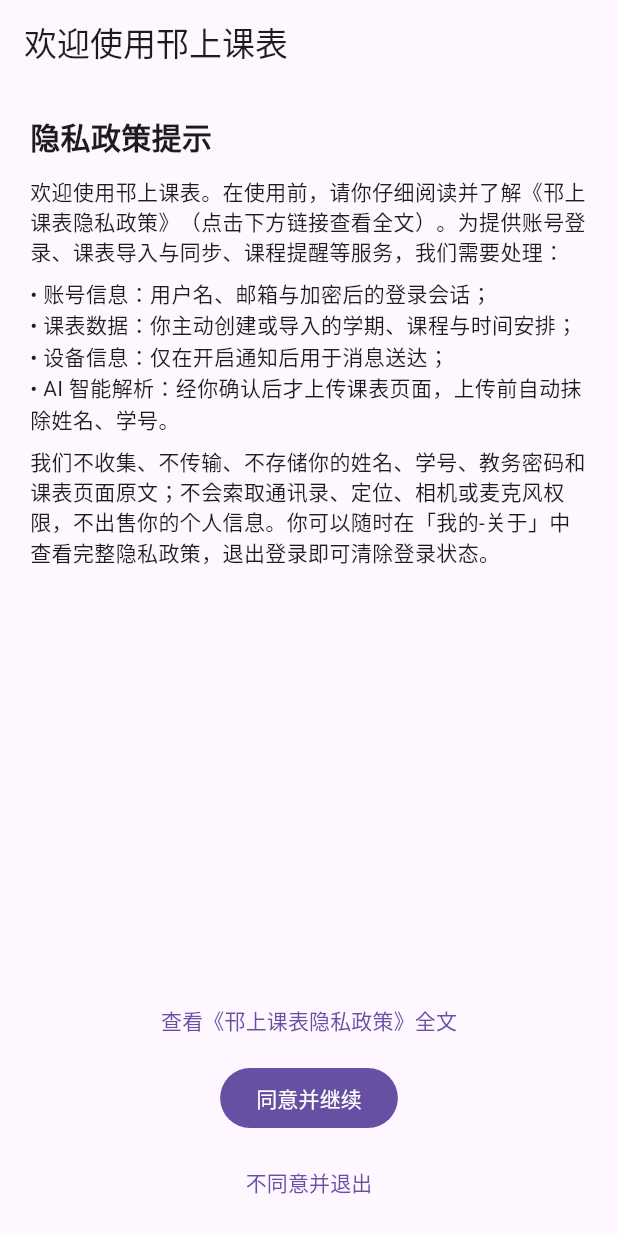
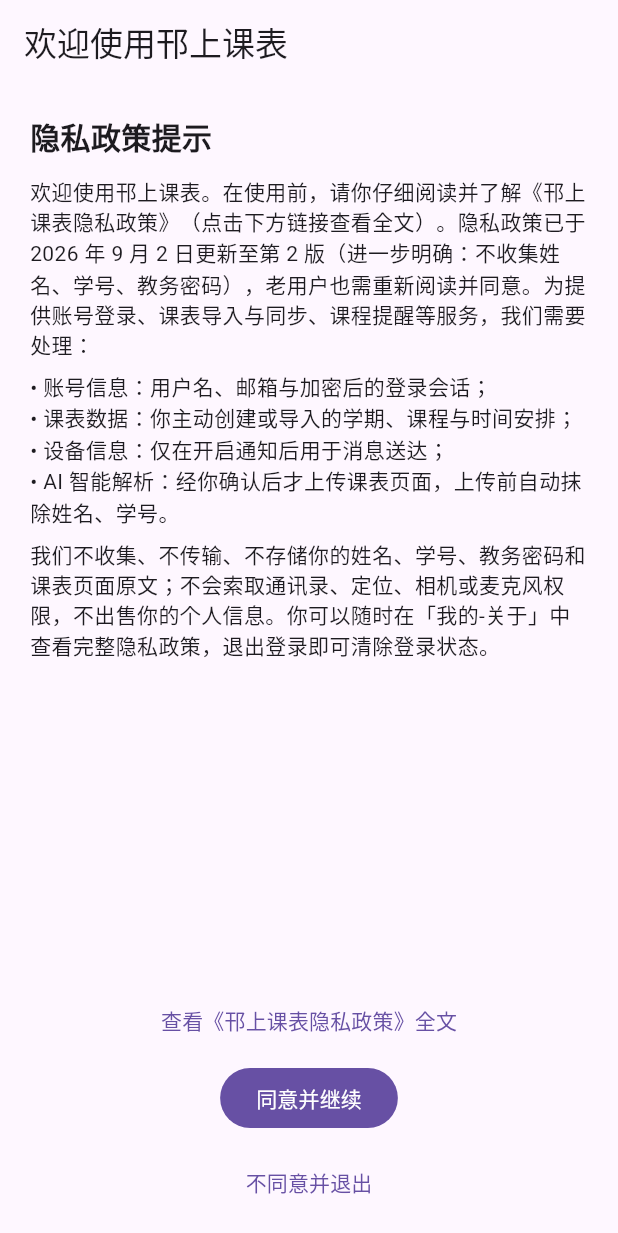
Before and after one commit to YZUSeanYan/hanshang-schedule, a Flutter app: the _PrivacyGateScaffold screen opened directly, on a phone screen of 412 x 824 dp. Shown: the top 1233 px of the screen. Run offline on Flutter 3.47's test engine with Material 3 defaults, Android fonts, the phone set to English and light mode, and no system bars; our stand-ins replace device_info_plus, dio, drift, drift_flutter, flutter_local_notifications, flutter_riverpod and 5 more; missing offline and left inert: flutter_inappwebview, home_widget; accounts and stored records are empty; generated files the repository leaves out were written again; network calls fail.

Commit message:
隐私政策第 2 版：技术细节披露 + 全平台强制重新同意 + 联系方式变更
- 政策全文补充技术实现细节（bcrypt 密码哈希、HttpOnly Cookie、AI 解析三重脱敏规则、410 接口下线事实、权限清单、境内存储）
- 联系邮箱 admin@hanshang.seanyan.store → z40681992@163.com
- consent key 升级为 privacy_consented_at_v2：存量用户启动时重新弹窗同意；门禁摘要与政策更新节说明第 2 版原因
- privacy_gate_test 更新：v1 记录失效需重新同意

```diff
--- a/app/lib/features/privacy/data/privacy_consent.dart
+++ b/app/lib/features/privacy/data/privacy_consent.dart
@@ -2,8 +2,12 @@
 import 'package:shared_preferences/shared_preferences.dart';
 
 /// 隐私政策同意状态（金标联盟/应用商店合规：首次启动必须先经用户同意）。
+///
+/// key 带版本号：政策重大更新时递增，存量用户下次启动会重新弹窗同意。
+/// v1 = 2026-08-13 首版；v2 = 2026-09-02 第 2 版（新增「我们不收集的信息」红线、
+/// AI 解析脱敏细节、联系方式变更）。
 class PrivacyConsent {
-  static const _key = 'privacy_consented_at';
+  static const _key = 'privacy_consented_at_v2';
 
   Future<bool> hasConsented() async {
     final prefs = await SharedPreferences.getInstance();
--- a/app/lib/features/privacy/presentation/privacy_gate_view.dart
+++ b/app/lib/features/privacy/presentation/privacy_gate_view.dart
@@ -80,6 +80,9 @@
                       Text(
                         '欢迎使用邗上课表。在使用前，请你仔细阅读并了解'
                         '《邗上课表隐私政策》（点击下方链接查看全文）。'
+                        '隐私政策已于 2026 年 9 月 2 日更新至第 2 版'
+                        '（进一步明确：不收集姓名、学号、教务密码），'
+                        '老用户也需重新阅读并同意。'
                         '为提供账号登录、课表导入与同步、课程提醒等服务，我们需要处理：',
                       ),
                       SizedBox(height: 8),
--- a/app/lib/features/privacy/presentation/privacy_policy_page.dart
+++ b/app/lib/features/privacy/presentation/privacy_policy_page.dart
@@ -1,45 +1,64 @@
 import 'package:flutter/material.dart';
 
-/// 隐私政策全文页（内容与网页版保持一致，生效日期 2026-09-02）。
+/// 隐私政策全文页（内容与网页版保持一致，生效日期 2026-09-02，第 2 版）。
 class PrivacyPolicyPage extends StatelessWidget {
   const PrivacyPolicyPage({super.key});
 
   @override
   Widget build(BuildContext context) {
     const sections = <(String, String)>[
-      ('生效日期', '2026 年 9 月 2 日'),
+      ('生效日期', '2026 年 9 月 2 日（第 2 版）'),
       (
         '我们处理的信息',
         '为提供账号登录、课表导入与同步、课程提醒、账户通知和安全保障，'
-            '我们处理用户名、邮箱、加密会话以及你主动创建或导入的学期、课程与时间安排。'
+            '我们处理以下信息：\n'
+            '• 账号信息：用户名、邮箱（用于登录与找回密码）。登录密码只以 bcrypt '
+            '不可逆哈希形式存储，包括管理员在内的任何人都无法得知你的明文密码；\n'
+            '• 课表数据：你主动创建或导入的学期、课程与时间安排，'
+            '存储于服务器用于多设备同步与口令分享；\n'
+            '• 会话凭证：登录刷新令牌。App 内存放于系统安全存储，'
+            '网页版使用 Secure + HttpOnly Cookie，页面脚本无法读取。'
       ),
       (
         '我们不收集的信息',
-        '我们不收集、不传输、不存储你的姓名、学号、教务系统账号密码和课表页面原文。'
-            '课表导入在你的设备上本地完成；你在 App 或网页内登录学校系统时，'
-            '账号密码只存在于你的设备与学校系统之间——我们的服务器没有接收这类信息的接口。'
+        '我们不收集、不传输、不存储你的姓名、学号、教务系统账号密码和课表页面原文。\n'
+            '技术上如何实现：课表导入在你的设备上本地完成——你在 App 或网页内登录'
+            '学校系统时，账号密码只经过你的设备与学校系统服务器。我们的服务器上'
+            '不存在任何接收教务密码的接口：内测期间的凭据同步与服务器代抓接口已于 '
+            '2026 年 9 月 2 日永久下线，相关请求会被直接拒绝（410）且不读取请求内容。'
       ),
       (
         'AI 智能解析',
-        '使用「AI 智能解析」时，经你明确确认后，当前课表页面的内容会先在设备上'
-            '自动抹除姓名、学号等身份信息，再上传到我们的服务器；服务器收到后立即再次脱敏，'
-            '清洗出课程结构后交由第三方大模型（小米 MiMo）解析一次，'
-            '解析完成即丢弃——不写入数据库、不写入日志、不用于任何其他目的。'
+        '仅在你在导入失败页主动点击「试试 AI 智能解析」并确认后触发，'
+            '每用户每天限 10 次。\n'
+            '• 设备端脱敏（上传前执行）：① 抹除 JSON 数据中的身份字段'
+            '（xm、xh、学号、证件号等常见键名，不影响课程名）；'
+            '② 抹除「姓名/学号/证件号：值」形式的文本；'
+            '③ 抹除 9 位及以上纯数字串（学号、手机号、身份证号）；\n'
+            '• 服务端收到后立即用同一套规则再次脱敏，随后只提取课程表格结构'
+            '（约 5KB），交由第三方大模型（小米 MiMo）解析一次；\n'
+            '• 不留存：页面原文与清洗结果不写入数据库、不写入日志，'
+            '解析完成即从内存丢弃；服务器日志只记录请求大小与耗时等元数据。\n'
             '不使用该功能则不会有任何页面上传。'
       ),
       (
         '通知与第三方 SDK',
-        '仅在您明确同意并授予通知权限后启用提醒与推送；Android 应用同意后将使用'
-            '杭州阿里云智能科技有限公司提供的 EMAS 移动推送 SDK。'
-            'SDK 可能按其个人信息处理规则处理设备标识、应用信息、网络信息及推送日志。'
-            '拒绝通知不影响基本功能。'
+        '仅在你明确同意并授予通知权限后启用提醒与推送：Android 应用将使用'
+            '杭州阿里云智能科技有限公司提供的 EMAS 移动推送 SDK，'
+            'SDK 可能按其个人信息处理规则处理设备标识、应用信息、网络信息及推送日志；'
+            '网页版使用浏览器 Web Push。拒绝通知不影响基本功能。'
       ),
       (
-        '权限、保存和共享',
-        '网络权限用于登录与同步，通知权限用于课程和账户消息。'
-            '我们不会索取通讯录、定位、相机或麦克风权限。'
-            '数据仅在实现功能和安全审计所需期限内保存，不出售个人信息；'
-            '除云服务基础设施及依法要求外，不向无关第三方共享。'
+        '权限清单',
+        'App 仅申请三项权限：网络（登录与同步）、通知（课前提醒，Android 13 起需你授权）、'
+            '开机自启接收器（重启手机后恢复本地的课前提醒闹钟）。'
+            '我们不索取通讯录、定位、相机、麦克风或蓝牙权限。'
+      ),
+      (
+        '存储、共享与期限',
+        '数据存储于境内的阿里云服务器，仅在实现功能和安全审计所需期限内保存。'
+            '不出售个人信息；除上述云服务基础设施（阿里云、小米 MiMo，范围以本政策为限）'
+            '及依法要求外，不向任何第三方共享。'
       ),
       (
         '激励视频广告',
@@ -50,9 +69,14 @@
       ),
       (
         '你的权利',
-        '你可以退出登录、关闭通知，并通过 admin@hanshang.seanyan.store 联系管理员'
+        '你可以退出登录、关闭通知，并通过 z40681992@163.com 联系管理员'
             '查询、更正或删除账号及云端数据。注销后依法需保留的安全日志除外，'
             '其余关联数据会删除。'
+      ),
+      (
+        '政策更新',
+        '本政策发生重大变化时，将通过 App 内提示、网站公告或推送告知，'
+            '并可能要求你重新阅读并同意（例如本次第 2 版更新）。'
       ),
     ];
 
--- a/app/lib/features/profile/presentation/about_page.dart
+++ b/app/lib/features/profile/presentation/about_page.dart
@@ -197,21 +197,21 @@
                 child: const ExpansionTile(
                   leading: Icon(Icons.privacy_tip_outlined),
                   title: Text('隐私政策'),
-                  subtitle: Text('生效日期：2026 年 9 月 2 日'),
+                  subtitle: Text('生效日期：2026 年 9 月 2 日（第 2 版）'),
                   childrenPadding: EdgeInsets.fromLTRB(18, 0, 18, 20),
                   expandedCrossAxisAlignment: CrossAxisAlignment.start,
                   children: [
                     SelectableText(
                       '邗上课表仅为提供账号登录、课表导入与同步、课程提醒、账户通知和故障排查而处理必要信息。\n\n'
-                      '1. 账号与课表：保存用户名、邮箱、加密登录会话及用户主动创建或导入的学期、课程和时间安排。\n\n'
-                      '2. 我们不收集的信息：不收集、不传输、不存储你的姓名、学号、教务系统账号密码和课表页面原文。课表导入在你的设备上本地完成；你在 App 或网页内登录学校系统时，账号密码只存在于你的设备与学校系统之间——我们的服务器没有接收这类信息的接口。\n\n'
-                      '3. AI 智能解析：使用「AI 智能解析」时，经你明确确认后，当前课表页面内容会先在设备上自动抹除姓名、学号等身份信息，再上传服务器；服务器收到后立即再次脱敏，清洗出课程结构后交由第三方大模型（小米 MiMo）解析一次，解析完成即丢弃——不保存原文、不写入日志。不使用该功能则不会有任何页面上传。\n\n'
+                      '1. 账号与课表：保存用户名、邮箱、加密登录会话及用户主动创建或导入的学期、课程和时间安排。登录密码只以 bcrypt 不可逆哈希存储，任何人（含管理员）都无法得知明文。App 内刷新令牌存放于系统安全存储，网页版使用 Secure + HttpOnly Cookie，脚本无法读取。\n\n'
+                      '2. 我们不收集的信息：不收集、不传输、不存储你的姓名、学号、教务系统账号密码和课表页面原文。课表导入在你的设备上本地完成；登录学校系统时，账号密码只经过你的设备与学校系统服务器。我们的服务器上不存在接收教务密码的接口——内测期间的凭据同步与代抓接口已于 2026 年 9 月 2 日永久下线，相关请求会被直接拒绝（410）且不读取内容。\n\n'
+                      '3. AI 智能解析：仅在导入失败页主动点击并确认后触发（每用户每天限 10 次）。上传前在设备端抹除身份信息：① JSON 中的身份字段（xm/xh/学号/证件号等键名，不影响课程名）；②「姓名/学号：值」形式文本；③ 9 位及以上纯数字串。服务器收到后按同一规则再次脱敏，只提取课程表格结构（约 5KB）交由第三方大模型（小米 MiMo）解析一次；页面原文与清洗结果不落库、不写日志，解析完成即从内存丢弃，服务器日志只记录请求大小与耗时。不使用该功能则不会有任何页面上传。\n\n'
                       '4. 通知：只有在用户明确同意并授予系统通知权限后，才初始化阿里云移动研发平台 EMAS 移动推送 SDK，并将不可读的内部用户编号与当前设备绑定，用于向该账户的设备发送通知。SDK 可能按其个人信息处理规则处理设备标识、应用信息、网络信息和推送日志。拒绝通知不影响课表基本功能。\n\n'
-                      '5. 权限：网络权限用于登录与同步；通知权限用于课程和账户消息。我们不会索取通讯录、定位、相机或麦克风权限。\n\n'
-                      '6. 保存与共享：数据仅在实现功能和安全审计所需期限内保存；除云服务基础设施和依法要求外，不出售或向无关第三方共享个人信息。\n\n'
-                      '7. 用户权利：可在 App 内退出登录、关闭通知，并可联系管理员申请查询、更正或删除账号及云端数据。注销后依法需要保留的安全日志除外，其余关联数据将删除。\n\n'
+                      '5. 权限：App 仅申请网络、通知、开机自启接收器（重启后恢复课前提醒闹钟）三项权限。不索取通讯录、定位、相机、麦克风或蓝牙权限。\n\n'
+                      '6. 保存与共享：数据存储于境内的阿里云服务器，仅在实现功能和安全审计所需期限内保存；除上述云服务基础设施（阿里云、小米 MiMo，范围以本政策为限）和依法要求外，不出售或向无关第三方共享个人信息。\n\n'
+                      '7. 用户权利：可在 App 内退出登录、关闭通知，并可通过 z40681992@163.com 联系管理员申请查询、更正或删除账号及云端数据。注销后依法需要保留的安全日志除外，其余关联数据将删除。\n\n'
                       '8. 激励视频广告：仅在你在「支持作者」中主动确认后，App 才初始化穿山甲广告联盟 SDK 并播放激励视频广告；广告由第三方投放，其内容不代表本应用立场，播放过程中 SDK 可能按其隐私政策处理设备标识、应用信息与网络信息。不观看广告不影响任何功能。\n\n'
-                      '9. 联系方式：admin@hanshang.seanyan.store。政策发生重大变化时将通过 App、网站或通知提示。',
+                      '9. 联系方式与政策更新：z40681992@163.com。政策发生重大变化时将通过 App 内提示、网站公告或推送告知，并可能要求重新阅读并同意（本次第 2 版更新即为例证）。',
                       style: TextStyle(height: 1.6),
                     ),
                   ],
```
Also changed, not shown: 2 other files.
